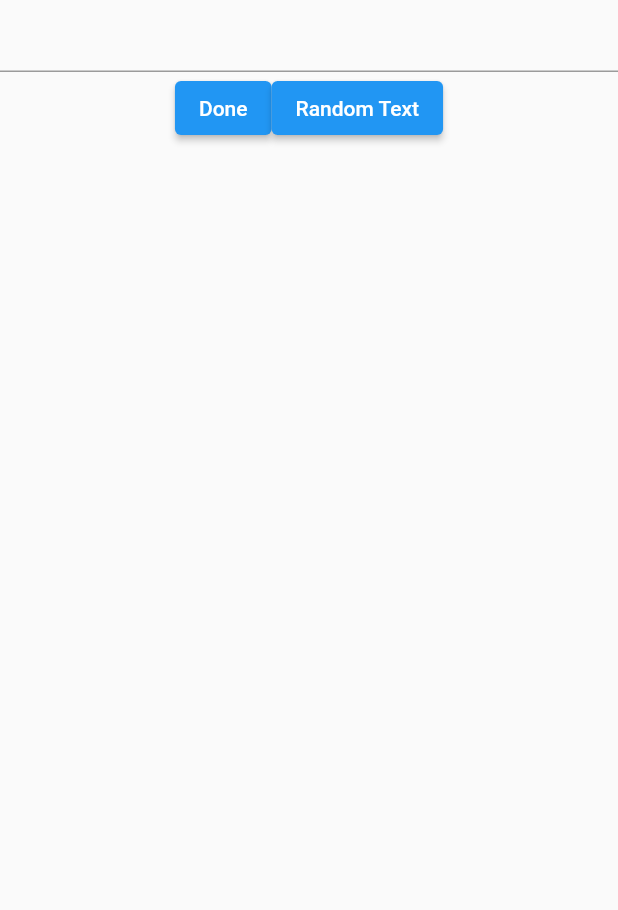
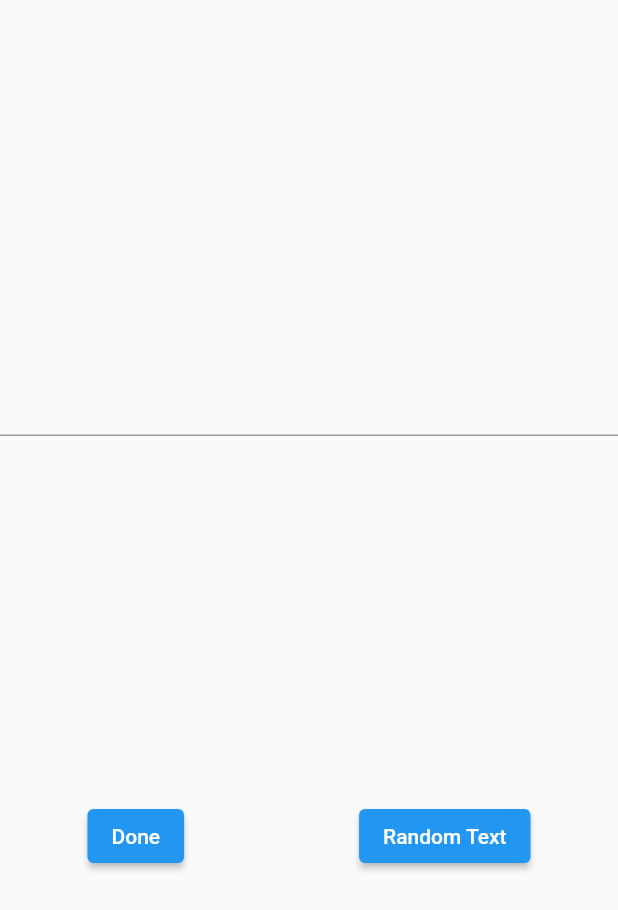
Before and after one commit to AkshDesai04/Flutter-Rapid-Typer, a Flutter app: the screen it shows after launch, on a phone screen of 412 x 824 dp. Shown: the top 910 px of the screen. Run offline on Flutter 3.47's test engine with Material 2 defaults, Android fonts, the light colour scheme and no system bars.

Commit message:
did some spacing

```diff
--- a/lib/main.dart
+++ b/lib/main.dart
@@ -11,6 +11,7 @@ class RapidTyper extends StatelessWidget {
   @override
   Widget build(BuildContext context) {
     return MaterialApp(
+      title: "Flutter Rapid Typer",
       home: Scaffold(
         body: DataPage(),
       ),
@@ -33,12 +34,13 @@ class DataPage extends StatelessWidget {
   Widget build(BuildContext context) {
     return Scaffold(
       body: Column(
+        mainAxisAlignment: MainAxisAlignment.spaceEvenly,
         children: [
           TextField(
             controller: tfc,
           ),
           Row(
-            mainAxisAlignment: MainAxisAlignment.center,
+            mainAxisAlignment: MainAxisAlignment.spaceAround,
             children: [
               ElevatedButton(
                   onPressed: () {
```
